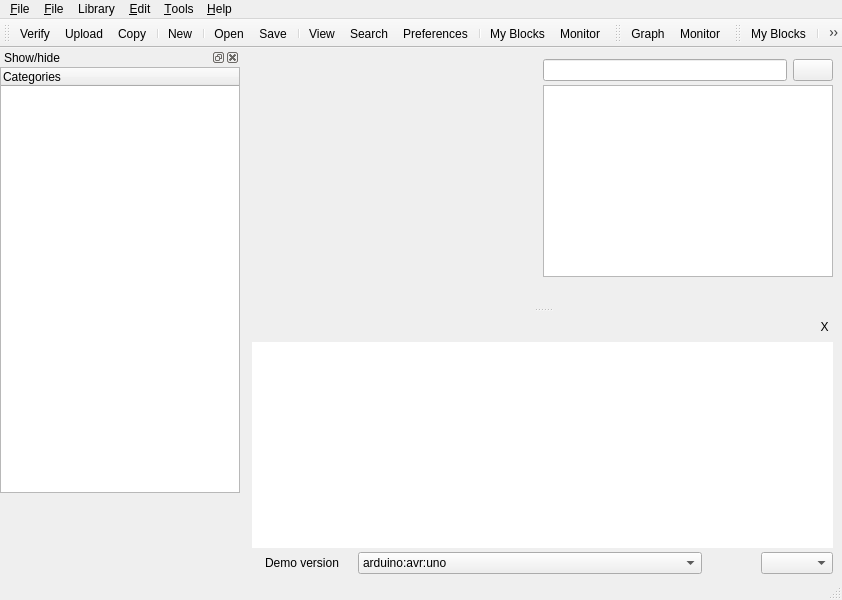
Old version of the form src/mainwindow.ui in the repository roboticafacil/facilino.
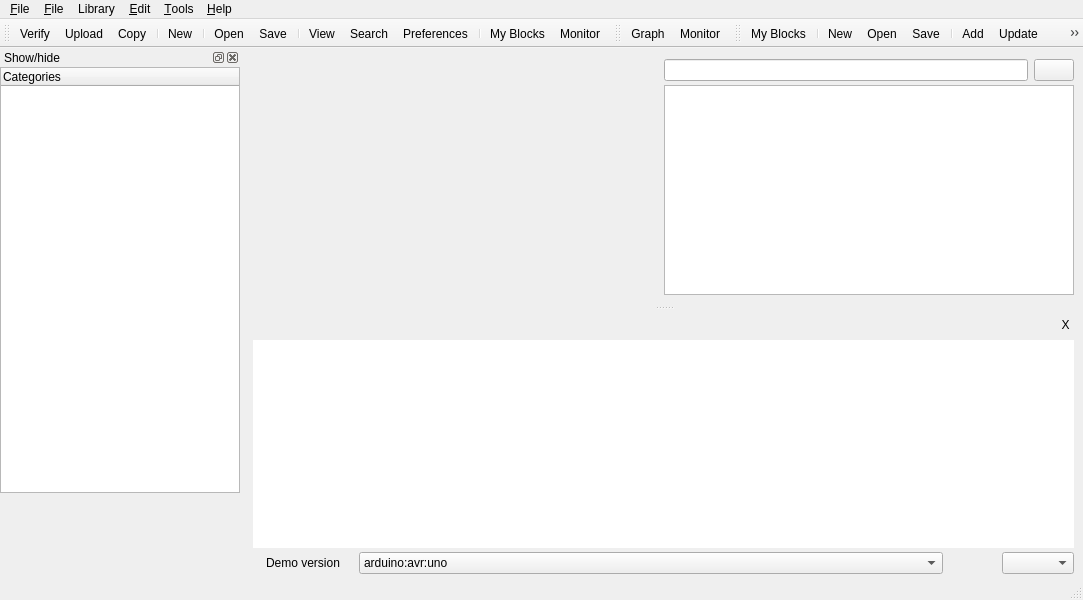
New version of the form. Icons and pictures are not drawn. Custom widgets are drawn as their Qt base class.

The edit to the form file:
```diff
--- a/src/mainwindow.ui
+++ b/src/mainwindow.ui
@@ -9,7 +9,7 @@
    <rect>
     <x>0</x>
     <y>0</y>
-    <width>842</width>
+    <width>1083</width>
     <height>600</height>
    </rect>
   </property>
@@ -59,6 +59,9 @@
         <property name="spacing">
          <number>0</number>
         </property>
+        <property name="sizeConstraint">
+         <enum>QLayout::SetNoConstraint</enum>
+        </property>
         <property name="leftMargin">
          <number>9</number>
         </property>
@@ -83,6 +86,12 @@
             <height>100</height>
            </size>
           </property>
+          <property name="maximumSize">
+           <size>
+            <width>16777215</width>
+            <height>16777215</height>
+           </size>
+          </property>
           <layout class="QVBoxLayout" name="verticalLayout_2">
            <property name="spacing">
             <number>4</number>
@@ -117,22 +126,6 @@
              </item>
             </layout>
            </item>
-           <item>
-            <widget class="QTextEdit" name="consoleText">
-             <property name="frameShape">
-              <enum>QFrame::StyledPanel</enum>
-             </property>
-             <property name="lineWidth">
-              <number>1</number>
-             </property>
-             <property name="readOnly">
-              <bool>true</bool>
-             </property>
-             <property name="acceptRichText">
-              <bool>false</bool>
-             </property>
-            </widget>
-           </item>
            <item>
             <widget class="QWidget" name="graphsWidget" native="true">
              <property name="sizePolicy">
@@ -154,6 +147,22 @@
               <property name="bottomMargin">
                <number>0</number>
               </property>
+              <item>
+               <widget class="QTextEdit" name="consoleText">
+                <property name="frameShape">
+                 <enum>QFrame::StyledPanel</enum>
+                </property>
+                <property name="lineWidth">
+                 <number>1</number>
+                </property>
+                <property name="readOnly">
+                 <bool>true</bool>
+                </property>
+                <property name="acceptRichText">
+                 <bool>false</bool>
+                </property>
+               </widget>
+              </item>
              </layout>
             </widget>
            </item>
@@ -331,6 +340,9 @@
       </item>
       <item>
        <widget class="QComboBox" name="boardBox">
+        <property name="editable">
+         <bool>false</bool>
+        </property>
         <item>
          <property name="text">
           <string>arduino:avr:uno</string>
@@ -431,7 +443,7 @@
     <rect>
      <x>0</x>
      <y>0</y>
-     <width>842</width>
+     <width>1083</width>
      <height>21</height>
     </rect>
    </property>
```
Left out of the diff: 4 changed lines with no effect on the pictures.
